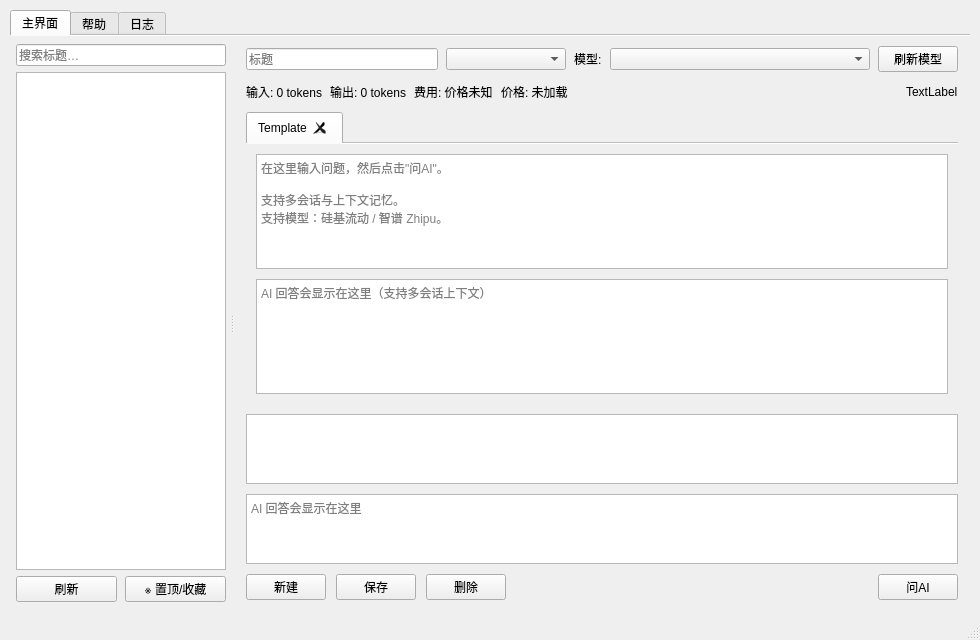
Above: 999.0/src/l_notepad/main_window.ui from Lugwit123/l_notepad before the change. Below: the same form after it.
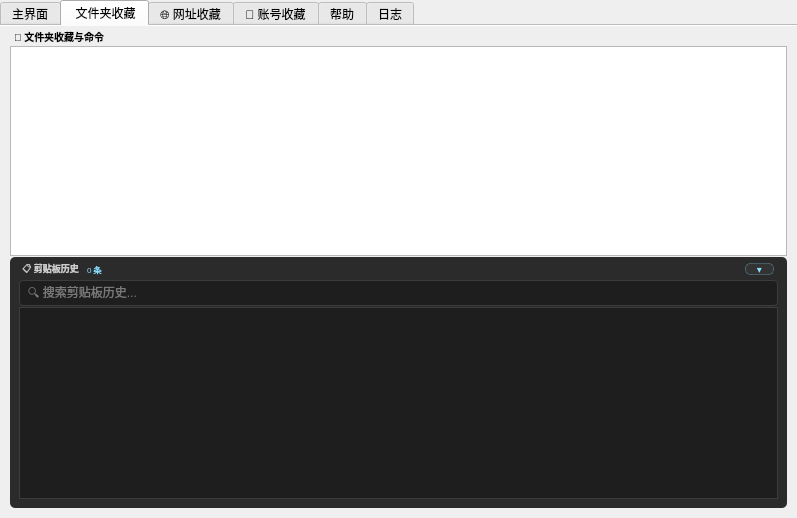
That is the form after the change. The open tabs and pages were chosen to show the change. Custom widgets are drawn as their Qt base class.

The edit to the form file:
```diff
--- a/999.0/src/l_notepad/main_window.ui
+++ b/999.0/src/l_notepad/main_window.ui
@@ -1,34 +1,50 @@
 <?xml version="1.0" encoding="UTF-8"?>
 <ui version="4.0">
- <class>MainWindow</class>
- <widget class="QMainWindow" name="MainWindow">
+ <class>MainWindowRoot</class>
+ <widget class="QWidget" name="MainWindowRoot">
   <property name="geometry">
    <rect>
     <x>0</x>
     <y>0</y>
-    <width>980</width>
-    <height>640</height>
+    <width>797</width>
+    <height>505</height>
    </rect>
   </property>
   <property name="windowTitle">
    <string>L Notepad</string>
   </property>
-  <widget class="QWidget" name="centralwidget">
+  <layout class="QVBoxLayout" name="rootHostLayout">
+   <property name="spacing">
+    <number>0</number>
+   </property>
+   <property name="leftMargin">
+    <number>0</number>
+   </property>
+   <property name="topMargin">
+    <number>0</number>
+   </property>
+   <property name="rightMargin">
+    <number>0</number>
+   </property>
+   <property name="bottomMargin">
+    <number>0</number>
+   </property>
+   <item>
    <layout class="QVBoxLayout" name="verticalLayout_root">
     <property name="spacing">
      <number>0</number>
     </property>
     <property name="leftMargin">
-     <number>10</number>
+      <number>0</number>
     </property>
     <property name="topMargin">
-     <number>10</number>
+      <number>0</number>
     </property>
     <property name="rightMargin">
-     <number>10</number>
+      <number>0</number>
     </property>
     <property name="bottomMargin">
-     <number>8</number>
+      <number>0</number>
     </property>
     <item>
      <widget class="QTabWidget" name="tabs">
@@ -413,6 +429,218 @@
         </item>
        </layout>
       </widget>
+       <widget class="FolderFavoritesWidget" name="tab_folder_favorites">
+        <attribute name="title">
+         <string> 文件夹收藏</string>
+        </attribute>
+        <layout class="QVBoxLayout" name="verticalLayout_folderFavorites">
+         <property name="spacing">
+          <number>1</number>
+         </property>
+         <property name="leftMargin">
+          <number>10</number>
+         </property>
+         <property name="topMargin">
+          <number>2</number>
+         </property>
+         <property name="rightMargin">
+          <number>10</number>
+         </property>
+         <property name="bottomMargin">
+          <number>10</number>
+         </property>
+         <item>
+          <widget class="QLabel" name="folder_favorites_title_label">
+           <property name="styleSheet">
+            <string notr="true">font-size: 10px; font-weight: bold; padding: 1px;</string>
+           </property>
+           <property name="text">
+            <string>📁 文件夹收藏与命令</string>
+           </property>
+          </widget>
+         </item>
+         <item>
+          <widget class="QListWidget" name="folder_favorites_list">
+           <property name="contextMenuPolicy">
+            <enum>Qt::CustomContextMenu</enum>
+           </property>
+          </widget>
+         </item>
+         <item>
+          <widget class="QWidget" name="ClipboardGroup" native="true">
+           <property name="styleSheet">
+            <string>#ClipboardGroup { background-color: #2b2b2b; border-radius: 5px; padding: 5px; }</string>
+           </property>
+           <layout class="QVBoxLayout" name="verticalLayout_clipboardGroup">
+            <property name="spacing">
+             <number>1</number>
+            </property>
+            <property name="topMargin">
+             <number>2</number>
+            </property>
+            <item>
+             <layout class="QHBoxLayout" name="horizontalLayout_clipboardTitle">
+              <item>
+               <widget class="QLabel" name="clipboard_title_label">
+                <property name="styleSheet">
+                 <string notr="true">color: #cccccc; font-size: 9px; font-weight: bold; padding: 1px;</string>
+                </property>
+                <property name="text">
+                 <string>📋 剪贴板历史</string>
+                </property>
+               </widget>
+              </item>
+              <item>
+               <widget class="QLabel" name="clipboard_count_label">
+                <property name="styleSheet">
+                 <string notr="true">color: #89DDFF; font-size: 8px; padding: 3px 0px;</string>
+                </property>
+                <property name="text">
+                 <string>0 条</string>
+                </property>
+               </widget>
+              </item>
+              <item>
+               <spacer name="horizontalSpacer_clipboardTitle">
+                <property name="orientation">
+                 <enum>Qt::Horizontal</enum>
+                </property>
+                <property name="sizeHint" stdset="0">
+                 <size>
+                  <width>40</width>
+                  <height>20</height>
+                 </size>
+                </property>
+               </spacer>
+              </item>
+              <item>
+               <widget class="QToolButton" name="ClipboardActionsButton">
+                <property name="maximumSize">
+                 <size>
+                  <width>16777215</width>
+                  <height>12</height>
+                 </size>
+                </property>
+                <property name="cursor">
+                 <cursorShape>PointingHandCursor</cursorShape>
+                </property>
+                <property name="styleSheet">
+                 <string>QToolButton#ClipboardActionsButton { padding: 0 6px; font-size: 10px; line-height: 10px; border: 1px solid rgba(137, 221, 255, 0.25); border-radius: 5px; background: rgba(255,255,255,0.04); color: #89DDFF; margin: 0 4px; }
+QToolButton#ClipboardActionsButton:hover { background: rgba(137, 221, 255, 0.15); }
+QToolButton#ClipboardActionsButton::menu-indicator { image: none; width: 0; }
+QMenu#ClipboardActionsMenu::item { height: 20px; padding: 0 16px; font-size: 12px; }</string>
+                </property>
+                <property name="text">
+                 <string>▾</string>
+                </property>
+                <property name="popupMode">
+                 <enum>QToolButton::InstantPopup</enum>
+                </property>
+               </widget>
+              </item>
+             </layout>
+            </item>
+            <item>
+             <widget class="QLineEdit" name="clipboard_search">
+              <property name="styleSheet">
+               <string>background-color: #1e1e1e; border: 1px solid #3c3c3c; color: #d4d4d4; border-radius: 4px; padding: 4px 6px;</string>
+              </property>
+              <property name="placeholderText">
+               <string>🔍 搜索剪贴板历史...</string>
+              </property>
+              <property name="clearButtonEnabled">
+               <bool>true</bool>
+              </property>
+             </widget>
+            </item>
+            <item>
+             <widget class="QListView" name="clipboard_list">
+              <property name="contextMenuPolicy">
+               <enum>Qt::CustomContextMenu</enum>
+              </property>
+              <property name="styleSheet">
+               <string>QListView { background-color: #1e1e1e; border: 1px solid #3c3c3c; color: #d4d4d4; padding: 0; }
+QListView::item { padding: 0px 4px; margin: 0; min-height: 14px; }
+QListView::item:selected { background-color: #3a3a3a; }
+QScrollBar:vertical { background: #1e1e1e; width: 10px; margin: 0; }
+QScrollBar::handle:vertical { background: #5a5a5a; min-height: 20px; border-radius: 5px; }
+QScrollBar::handle:vertical:hover { background: #6e6e6e; }
+QScrollBar::add-line:vertical, QScrollBar::sub-line:vertical { height: 0; }
+QScrollBar::add-page:vertical, QScrollBar::sub-page:vertical { background: transparent; }</string>
+              </property>
+              <property name="editTriggers">
+               <set>QAbstractItemView::NoEditTriggers</set>
+              </property>
+              <property name="uniformItemSizes">
+               <bool>true</bool>
+              </property>
+             </widget>
+            </item>
+           </layout>
+          </widget>
+         </item>
+        </layout>
+       </widget>
+       <widget class="FolderFavoritesWidget" name="tab_url_favorites">
+        <attribute name="title">
+         <string>🌐 网址收藏</string>
+        </attribute>
+        <layout class="QVBoxLayout" name="verticalLayout_urlFavorites">
+         <property name="spacing">
+          <number>0</number>
+         </property>
+         <property name="leftMargin">
+          <number>0</number>
+         </property>
+         <property name="topMargin">
+          <number>0</number>
+         </property>
+         <property name="rightMargin">
+          <number>0</number>
+         </property>
+         <property name="bottomMargin">
+          <number>0</number>
+         </property>
+         <item>
+          <widget class="QLabel" name="url_favorites_title_label">
+           <property name="font">
+            <font>
+             <pointsize>-1</pointsize>
+             <bold>true</bold>
+            </font>
+           </property>
+           <property name="styleSheet">
+            <string notr="true">font-size: 10px; font-weight: bold; padding: 2px;</string>
+           </property>
+           <property name="text">
+            <string>🌐 网址收藏</string>
+           </property>
+          </widget>
+         </item>
+         <item>
+          <widget class="QListWidget" name="url_favorites_list">
+           <property name="contextMenuPolicy">
+            <enum>Qt::CustomContextMenu</enum>
+           </property>
+          </widget>
+         </item>
+         <item>
+          <widget class="QLabel" name="url_favorites_hint_label">
+           <property name="styleSheet">
+            <string notr="true">color: gray; font-size: 11px;</string>
+           </property>
+           <property name="text">
+            <string>提示: 右键「网址收藏」标签可添加/打开/删除网址</string>
+           </property>
+          </widget>
+         </item>
+        </layout>
+       </widget>
+       <widget class="AccountFavoritesWidget" name="tab_account_favorites">
+        <attribute name="title">
+         <string>👤 账号收藏</string>
+        </attribute>
+       </widget>
       <widget class="QWidget" name="tab_help">
        <attribute name="title">
         <string>帮助</string>
@@ -477,9 +705,22 @@
      </widget>
     </item>
    </layout>
-  </widget>
-  <widget class="QStatusBar" name="statusbar"/>
- </widget>
+   </item>
+  </layout>
+ </widget>
+ <customwidgets>
+  <customwidget>
+   <class>FolderFavoritesWidget</class>
+   <extends>QWidget</extends>
+   <header>folder_favorites_widget</header>
+   <container>1</container>
+  </customwidget>
+  <customwidget>
+   <class>AccountFavoritesWidget</class>
+   <extends>QWidget</extends>
+   <header>accountfavoriteswidget.h</header>
+  </customwidget>
+ </customwidgets>
  <resources/>
  <connections/>
 </ui>
```
Left out of the diff: 31 changed lines with no effect on the pictures. Lines whose indentation alone changed are shown as unchanged.
